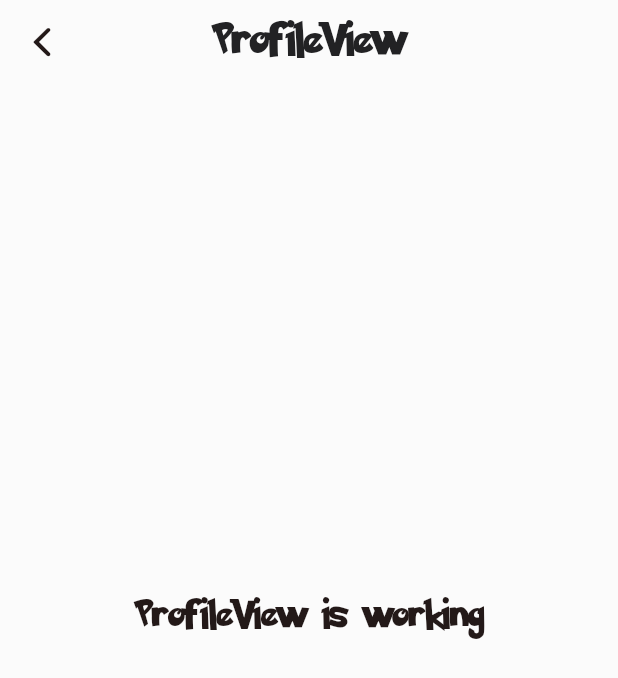
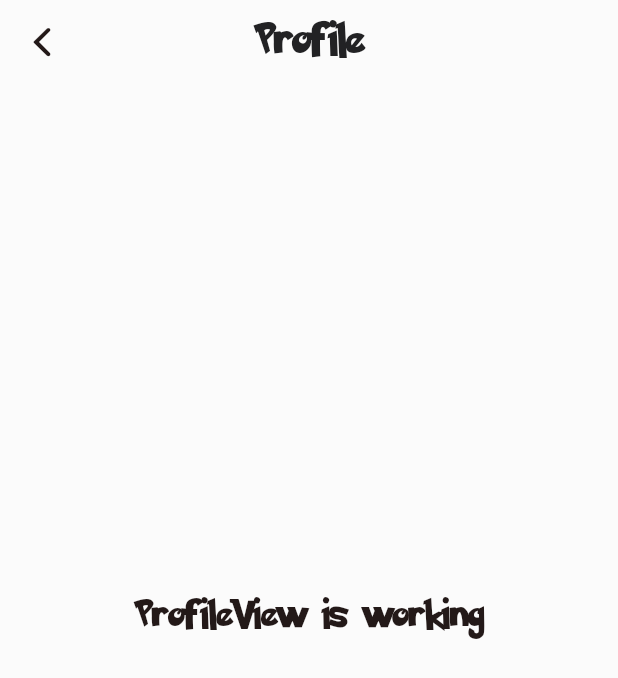
Before and after one commit to JurojinKun/flutter_test_getX, a Flutter app: the screen it shows after launch, after a tap on an icon or button, on a phone screen of 412 x 824 dp. Shown: the top 678 px of the screen. Run offline on Flutter 3.47's test engine with Material 3 defaults, Android fonts, the phone set to English and light mode, and no system bars; our stand-ins replace get, get_storage.

Commit message:
Translations
- implement translations app
- implement logic switch locale language

```diff
--- a/lib/app/modules/home/views/home_view.dart
+++ b/lib/app/modules/home/views/home_view.dart
@@ -15,7 +15,7 @@ class HomeView extends GetView<HomeController> {
         appBar: PreferredSize(
             preferredSize: Size(MediaQuery.of(context).size.width,
                 AppBar().preferredSize.height),
-            child: const AppBarCustom(title: "HomeView")),
+            child: AppBarCustom(title: "home.title".tr)),
         body: Padding(
           padding: const EdgeInsets.all(15.0),
           child: GridView.builder(
--- a/lib/app/modules/profile/views/profile_view.dart
+++ b/lib/app/modules/profile/views/profile_view.dart
@@ -17,7 +17,7 @@ class ProfileView extends GetView<ProfileController> {
                 AppBar().preferredSize.height),
             child: AppBarCustom(
               leading: IconButton(onPressed: () => Get.back(), icon: const Icon(CupertinoIcons.back, size: 30.0)),
-              title: "ProfileView")),
+              title: "profile.title".tr)),
       body: const Center(
         child: Text(
           'ProfileView is working',
--- a/lib/app/modules/searching/views/searching_view.dart
+++ b/lib/app/modules/searching/views/searching_view.dart
@@ -14,7 +14,7 @@ class SearchingView extends GetView<SearchingController> {
       appBar: PreferredSize(
             preferredSize: Size(MediaQuery.of(context).size.width,
                 AppBar().preferredSize.height),
-            child: const AppBarCustom(title: "SearchingView")),
+            child: AppBarCustom(title: "searching.title".tr)),
       body: const Center(
         child: Text(
           'SearchingView is working',
--- a/lib/app/modules/settings/controllers/settings_controller.dart
+++ b/lib/app/modules/settings/controllers/settings_controller.dart
@@ -1,16 +1,21 @@
 import 'package:flutter/material.dart';
 import 'package:flutter_test_getx/app/theme/theme_service.dart';
+import 'package:flutter_test_getx/app/translations/translations_service.dart';
 import 'package:get/get.dart';
 
 class SettingsController extends GetxController {
-  // initializing with the current theme of the device
   Rx<ThemeMode> currentTheme = ThemeService().theme.obs;
+  Rx<Locale> currentLocale = TranslationsService().localeLanguageApp.obs;
 
-  // function to switch between themes
   void switchTheme() {
     ThemeService().switchTheme();
     currentTheme.value = currentTheme.value == ThemeMode.light
         ? ThemeMode.dark
         : ThemeMode.light;
   }
+
+  void switchLocaleLanguage(Locale newLocale) {
+    TranslationsService().switchLocaleLanguage(newLocale);
+    currentLocale.value  = newLocale;
+  }
 }
--- a/lib/app/modules/settings/views/settings_view.dart
+++ b/lib/app/modules/settings/views/settings_view.dart
@@ -16,13 +16,11 @@ class SettingsView extends GetView<SettingsController> {
         appBar: PreferredSize(
             preferredSize: Size(MediaQuery.of(context).size.width,
                 AppBar().preferredSize.height),
-            child: const AppBarCustom(title: "SettingsView")),
+            child: AppBarCustom(title: "settings.title".tr)),
         body: SafeArea(
           child: SingleChildScrollView(
             child: Column(
-              children: [
-                _changeTheme(context),
-              ],
+              children: [_changeTheme(context), _changeTranslations(context)],
             ),
           ),
         ));
@@ -39,8 +37,8 @@ class SettingsView extends GetView<SettingsController> {
         CupertinoIcons.brightness,
         size: 30,
       ),
-      title: const Text("Thème"),
-      subtitle: const Text("Changer le thème"),
+      title: Text("settings.theme.title".tr),
+      subtitle: Text("settings.theme.content".tr),
       trailing: Obx(
         () => Switch(
           value: controller.currentTheme.value == ThemeMode.dark,
@@ -51,4 +49,49 @@ class SettingsView extends GetView<SettingsController> {
       ),
     );
   }
+
+  Widget _changeTranslations(BuildContext context) {
+    return ListTile(
+      iconColor: Theme.of(context).indicatorColor,
+      titleTextStyle: FontSizes.textStyleCustomPokemonSolid(
+          Theme.of(context).indicatorColor, 20.0),
+      subtitleTextStyle: FontSizes.textStyleCustomPokemonSolid(
+          Theme.of(context).indicatorColor, 15.0),
+      leading: const Icon(
+        Icons.language,
+        size: 30,
+      ),
+      title: Text("settings.language.title".tr),
+      subtitle: Text("settings.language.content".tr),
+      trailing: Obx(
+        () => Padding(
+          padding: const EdgeInsets.only(right: 5.0),
+          child: DropdownButton<Locale>(
+            iconSize: 20.0,
+            icon: const Padding(
+              padding: EdgeInsets.only(left: 10.0),
+              child: Icon(CupertinoIcons.chevron_down),
+            ),
+            items: [
+              DropdownMenuItem(
+                value: const Locale("fr"),
+                child: Text("settings.french".tr),
+              ),
+              DropdownMenuItem(
+                value: const Locale("en"),
+                child: Text("settings.english".tr),
+              ),
+            ],
+            value: controller.currentLocale.value,
+            onChanged: (locale) {
+              // Assurez-vous que vous appelez la fonction correctement
+              if (locale != null) {
+                controller.switchLocaleLanguage(locale);
+              }
+            },
+          ),
+        ),
+      ),
+    );
+  }
 }
--- /dev/null
+++ b/lib/app/translations/app_translations.dart
@@ -0,0 +1,31 @@
+import 'package:get/get.dart';
+
+class AppTranslations extends Translations {
+  @override
+  Map<String, Map<String, String>> get keys => {
+        'fr': {
+          "home.title": "Accueil",
+          "searching.title": "Recherche",
+          "settings.title": "Paramètres",
+          "settings.theme.title": "Thème",
+          "settings.theme.content": "Changer le thème",
+          "settings.language.title": "Langue",
+          "settings.language.content": "Changer la langue",
+          "settings.french": "Français",
+          "settings.english": "Anglais",
+          "profile.title": "Profil"
+        },
+        'en': {
+          "home.title": "Home",
+          "searching.title": "Search",
+          "settings.title": "Settings",
+          "settings.theme.title": "Theme",
+          "settings.theme.content": "Change theme",
+          "settings.language.title": "Language",
+          "settings.language.content": "Change language",
+          "settings.french": "Français",
+          "settings.english": "English",
+          "profile.title": "Profile"
+        }
+      };
+}
--- /dev/null
+++ b/lib/app/translations/translations_service.dart
@@ -0,0 +1,28 @@
+import 'package:flutter/material.dart';
+import 'package:get/get.dart';
+import 'package:get_storage/get_storage.dart';
+
+class TranslationsService {
+  final _box = GetStorage();
+  final _key = "locale";
+
+  Locale get localeLanguageApp => _loadLocaleFromBox();
+
+  void switchLocaleLanguage(Locale locale) {
+    Get.updateLocale(locale);
+    _saveLocaleToBox(locale);
+  }
+
+  String getDeviceLocale() {
+    if (Get.deviceLocale != null) {
+      return Get.deviceLocale!.languageCode;
+    }
+    return "en";
+  }
+
+  Locale _loadLocaleFromBox() =>
+      Locale(_box.read(_key) ?? getDeviceLocale());
+
+  void _saveLocaleToBox(Locale localeLanguage) =>
+      _box.write(_key, localeLanguage.languageCode);
+}
--- a/lib/app/widgets/navigator_bar_custom.dart
+++ b/lib/app/widgets/navigator_bar_custom.dart
@@ -2,6 +2,7 @@ import 'dart:ui';
 
 import 'package:flutter/cupertino.dart';
 import 'package:flutter/material.dart';
+import 'package:get/get.dart';
 
 class NavigationBarCustom extends StatelessWidget {
   final int currentIndex;
@@ -42,15 +43,15 @@ class NavigationBarCustom extends StatelessWidget {
                   borderRadius: BorderRadius.circular(10.0)),
               destinations: [
                 NavigationDestination(
-                    label: 'Home',
+                    label: "home.title".tr,
                     icon: Icon(CupertinoIcons.home,
                         color: Theme.of(context).indicatorColor)),
                 NavigationDestination(
-                    label: 'Search',
+                    label: "searching.title".tr,
                     icon: Icon(CupertinoIcons.search,
                         color: Theme.of(context).indicatorColor)),
                 NavigationDestination(
-                    label: 'Settings',
+                    label: "settings.title".tr,
                     icon: Icon(CupertinoIcons.settings,
                         color: Theme.of(context).indicatorColor)),
               ],
--- a/lib/main.dart
+++ b/lib/main.dart
@@ -1,6 +1,8 @@
 import 'package:flutter/material.dart';
 import 'package:flutter_test_getx/app/theme/custom_theme.dart';
 import 'package:flutter_test_getx/app/theme/theme_service.dart';
+import 'package:flutter_test_getx/app/translations/app_translations.dart';
+import 'package:flutter_test_getx/app/translations/translations_service.dart';
 
 import 'package:get/get.dart';
 import 'package:get_storage/get_storage.dart';
@@ -24,6 +26,9 @@
       theme: CustomTheme.lightTheme,
       darkTheme: CustomTheme.darkTheme,
       themeMode: ThemeService().theme,
+      translations: AppTranslations(),
+      locale: TranslationsService().localeLanguageApp,
+      fallbackLocale: const Locale('en'),
       initialRoute: AppPages.initial,
       getPages: AppPages.routes,
     );
```
